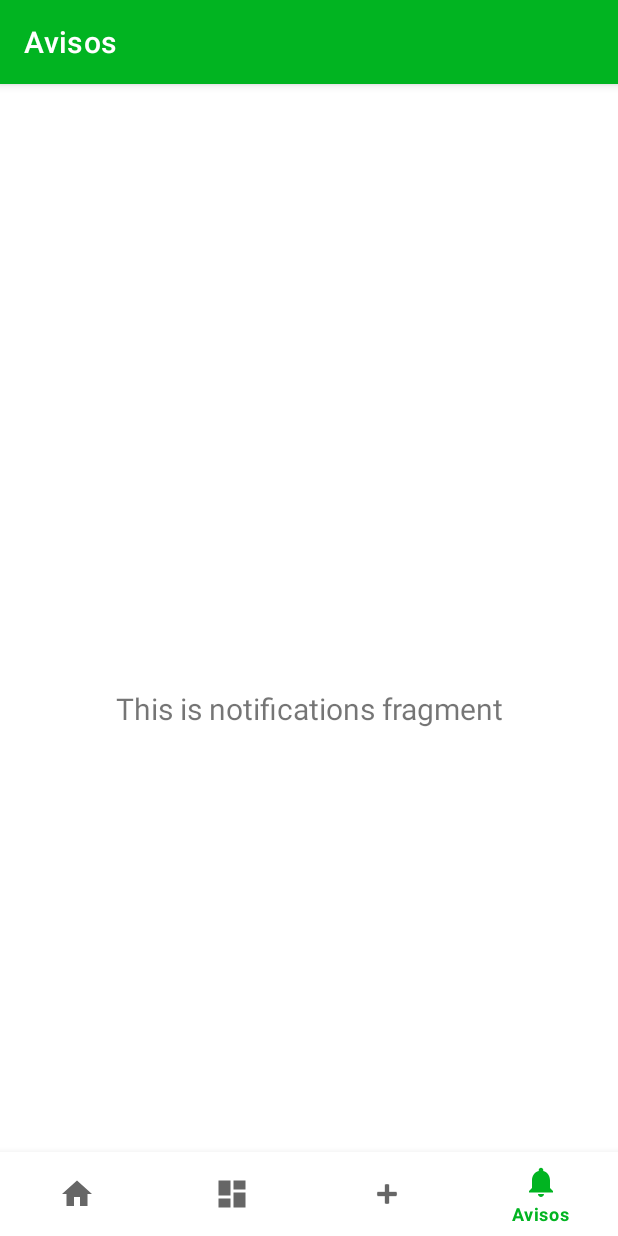
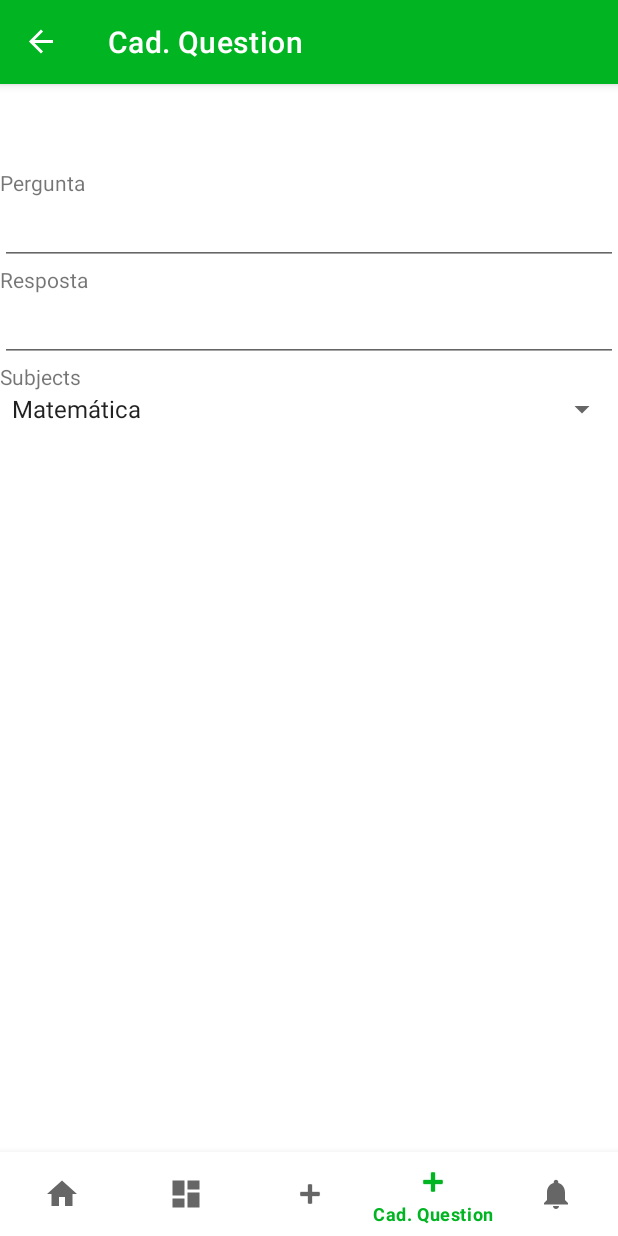
Before and after one commit to EduardoPaz01/IQM-Mobile, an Android app: the screen it shows after launch (MainActivity), item 4 of the bottom bar chosen, on a phone screen of 412 x 824 dp. Run offline under Robolectric (Android 15) with nearby library versions, the phone set to English and light mode, and no system bars; our stand-ins replace navigation-ui.

Commit message:
[feature] Added question registration screen

```diff
--- a/app/src/main/java/com/ukmi/iqmsoluction/MainActivity.java
+++ b/app/src/main/java/com/ukmi/iqmsoluction/MainActivity.java
@@ -27,7 +27,7 @@ public class MainActivity extends AppCompatActivity {
         // Passing each menu ID as a set of Ids because each
         // menu should be considered as top level destinations.
         AppBarConfiguration appBarConfiguration = new AppBarConfiguration.Builder(
-                R.id.navigation_home, R.id.navigation_dashboard, R.id.navigation_notifications)
+                R.id.navigation_home, R.id.navigation_dashboard, R.id.navigation_notifications, R.id.navigation_cad_subject)
                 .build();
         NavController navController = Navigation.findNavController(this, R.id.nav_host_fragment_activity_main);
         NavigationUI.setupActionBarWithNavController(this, navController, appBarConfiguration);
--- /dev/null
+++ b/app/src/main/java/com/ukmi/iqmsoluction/ui/question/CadQuestionFragment.java
@@ -0,0 +1,66 @@
+package com.ukmi.iqmsoluction.ui.question;
+
+import android.os.Bundle;
+
+import androidx.fragment.app.Fragment;
+
+import android.view.LayoutInflater;
+import android.view.View;
+import android.view.ViewGroup;
+
+import com.ukmi.iqmsoluction.R;
+
+/**
+ * A simple {@link Fragment} subclass.
+ * Use the {@link CadQuestionFragment#newInstance} factory method to
+ * create an instance of this fragment.
+ */
+public class CadQuestionFragment extends Fragment {
+
+    // TODO: Rename parameter arguments, choose names that match
+    // the fragment initialization parameters, e.g. ARG_ITEM_NUMBER
+    private static final String ARG_PARAM1 = "param1";
+    private static final String ARG_PARAM2 = "param2";
+
+    // TODO: Rename and change types of parameters
+    private String mParam1;
+    private String mParam2;
+
+    public CadQuestionFragment() {
+        // Required empty public constructor
+    }
+
+    /**
+     * Use this factory method to create a new instance of
+     * this fragment using the provided parameters.
+     *
+     * @param param1 Parameter 1.
+     * @param param2 Parameter 2.
+     * @return A new instance of fragment CadQuestionFragment.
+     */
+    // TODO: Rename and change types and number of parameters
+    public static CadQuestionFragment newInstance(String param1, String param2) {
+        CadQuestionFragment fragment = new CadQuestionFragment();
+        Bundle args = new Bundle();
+        args.putString(ARG_PARAM1, param1);
+        args.putString(ARG_PARAM2, param2);
+        fragment.setArguments(args);
+        return fragment;
+    }
+
+    @Override
+    public void onCreate(Bundle savedInstanceState) {
+        super.onCreate(savedInstanceState);
+        if (getArguments() != null) {
+            mParam1 = getArguments().getString(ARG_PARAM1);
+            mParam2 = getArguments().getString(ARG_PARAM2);
+        }
+    }
+
+    @Override
+    public View onCreateView(LayoutInflater inflater, ViewGroup container,
+                             Bundle savedInstanceState) {
+        // Inflate the layout for this fragment
+        return inflater.inflate(R.layout.fragment_cad_question, container, false);
+    }
+}
--- /dev/null
+++ b/app/src/main/res/layout/fragment_cad_question.xml
@@ -0,0 +1,54 @@
+<?xml version="1.0" encoding="utf-8"?>
+<FrameLayout xmlns:android="http://schemas.android.com/apk/res/android"
+    xmlns:tools="http://schemas.android.com/tools"
+    android:layout_width="match_parent"
+    android:layout_height="match_parent"
+    tools:context=".ui.question.CadQuestionFragment">
+
+    <LinearLayout
+        android:layout_width="match_parent"
+        android:layout_height="match_parent"
+        android:orientation="vertical">
+
+        <TextView
+            android:id="@+id/textView5"
+            android:layout_width="match_parent"
+            android:layout_height="wrap_content"
+            android:text="Pergunta" />
+
+        <EditText
+            android:id="@+id/editTextText3"
+            android:layout_width="match_parent"
+            android:layout_height="wrap_content"
+            android:ems="10"
+            android:inputType="text"
+            android:text="" />
+
+        <TextView
+            android:id="@+id/textView6"
+            android:layout_width="match_parent"
+            android:layout_height="wrap_content"
+            android:text="Resposta" />
+
+        <EditText
+            android:id="@+id/editTextText4"
+            android:layout_width="match_parent"
+            android:layout_height="wrap_content"
+            android:ems="10"
+            android:inputType="text"
+            android:text="" />
+
+        <TextView
+            android:id="@+id/textView7"
+            android:layout_width="match_parent"
+            android:layout_height="wrap_content"
+            android:text="Subjects" />
+
+        <Spinner
+            android:id="@+id/spinner"
+            android:entries="@array/list_subject"
+            android:layout_width="match_parent"
+            android:layout_height="wrap_content" />
+    </LinearLayout>
+
+</FrameLayout>
--- a/app/src/main/res/menu/bottom_nav_menu.xml
+++ b/app/src/main/res/menu/bottom_nav_menu.xml
@@ -17,6 +17,11 @@
         android:title="@string/title_cad_subject" />
 
     <item
+        android:id="@+id/navigation_cad_question"
+        android:icon="@android:drawable/ic_input_add"
+        android:title="@string/title_cad_question" />
+
+    <item
         android:id="@+id/navigation_notifications"
         android:icon="@drawable/ic_notifications_black_24dp"
         android:title="@string/title_notifications" />
--- a/app/src/main/res/navigation/mobile_navigation.xml
+++ b/app/src/main/res/navigation/mobile_navigation.xml
@@ -22,4 +22,16 @@
         android:name="com.ukmi.iqmsoluction.ui.notifications.NotificationsFragment"
         android:label="@string/title_notifications"
         tools:layout="@layout/fragment_notifications" />
+
+    <fragment
+        android:id="@+id/navigation_cad_subject"
+        android:name="com.ukmi.iqmsoluction.ui.subject.CadSubjectFragment"
+        android:label="@string/title_cad_subject"
+        tools:layout="@layout/fragment_cad_subject" />
+
+    <fragment
+        android:id="@+id/navigation_cad_question"
+        android:name="com.ukmi.iqmsoluction.ui.question.CadQuestionFragment"
+        android:label="@string/title_cad_question"
+        tools:layout="@layout/fragment_cad_question" />
 </navigation>
--- a/app/src/main/res/values/strings.xml
+++ b/app/src/main/res/values/strings.xml
@@ -6,4 +6,11 @@
     <!-- TODO: Remove or change this placeholder text -->
     <string name="hello_blank_fragment">Hello blank fragment</string>
     <string name="title_cad_subject">Cad. Subject</string>
+    <string name="title_cad_question">Cad. Question</string>
+
+    <string-array name="list_subject">
+        <item>Matemática</item>
+        <item>Inglês</item>
+        <item>Português</item>
+    </string-array>
 </resources>
```
